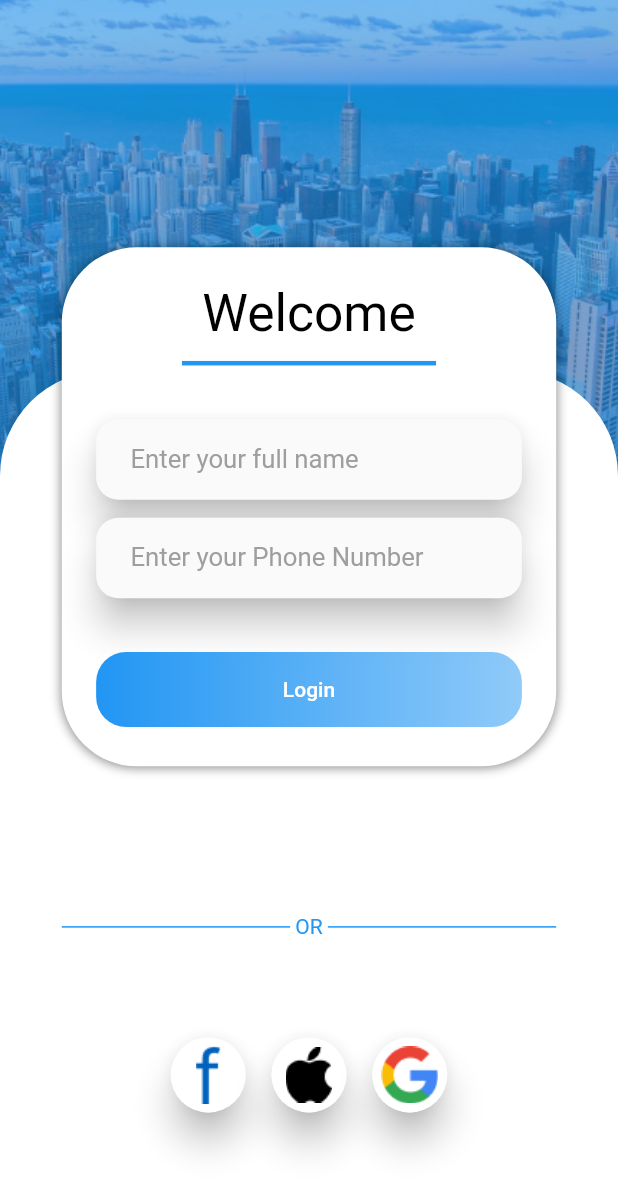
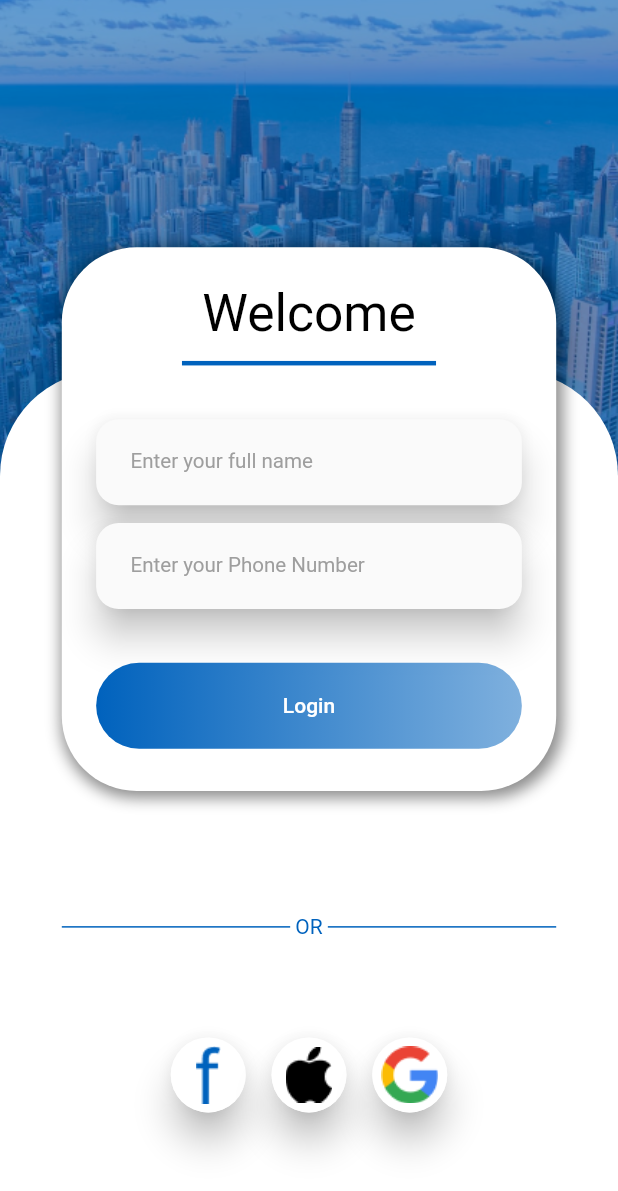
Before and after one commit to Mahmoud-Niazy/Magdsoft_task, a Flutter app: the screen it shows after launch, on a phone screen of 412 x 824 dp. Shown: the top 1191 px of the screen. Run offline on Flutter 3.47's test engine with Material 2 defaults, Android fonts, the phone set to English and light mode, and no system bars; our stand-ins replace animated_bottom_navigation_bar, bloc, dio, flutter_bloc, flutter_screenutil, flutter_translate and 4 more; network calls fail; Roboto replaces fonts that are missing (cairo).

Commit message:
'finish'

```diff
--- /dev/null
+++ b/lib/app_words/app_words.dart
@@ -0,0 +1,24 @@
+
+abstract class AppWords{
+  static const String welcome = 'Welcome';
+  static const String enterName = 'Enter your full name';
+  static const String youMustEnterName = 'You must enter you name';
+  static const String enterPhone = 'Enter your Phone Number';
+  static const String youMustEnterPhone = 'You must enter you phone';
+  static const String or = 'OR';
+  static const String phoneNumbermustbe11 = 'Phone number must be 11 numbers';
+  static const String login = 'Login';
+  static const String verifyPhone = 'Verify Phone';
+  static const String resendCode = 'Resend Code';
+  static const String verify = 'Verify';
+  static const String help = 'Help';
+  static const String continue_ = 'Continue';
+  static const String recomendedForYou = 'Recomended for you';
+  static const String search = 'Search' ;
+  static const String price = 'Price';
+  static const String addToCart = 'Add To Cart';
+  static const String overView = 'OverView';
+  static const String specification = 'Specification';
+  static const String review = 'Review';
+
+}
--- a/lib/presentation/app_asset/app_asset.dart
+++ b/lib/presentation/app_asset/app_asset.dart
@@ -10,5 +10,6 @@ class AppAsset {
   static const googleImage = 'assets/images/Google__G__Logo 1.png';
   static const facebookImage = 'assets/images/f.png';
   static const acerLogo = 'assets/images/acer-logo-0 1.png';
+  static const splashBackground = 'assets/images/backgrundsplash.png';
 
 }
--- a/lib/presentation/screens/shared/login/widgets/container_for_login_in_login_screen.dart
+++ b/lib/presentation/screens/shared/login/widgets/container_for_login_in_login_screen.dart
@@ -1,6 +1,7 @@
 import 'package:flutter/material.dart';
 import 'package:flutter_bloc/flutter_bloc.dart';
 import 'package:flutter_screenutil/flutter_screenutil.dart';
+import 'package:magdsoft_flutter_structure/app_words/app_words.dart';
 import 'package:magdsoft_flutter_structure/presentation/styles/shadow.dart';
 import '../../../../../business_logic/global_cubit/global_cubit.dart';
 import '../../../../../functions/navigation.dart';
@@ -26,11 +27,12 @@ class ContainerForLoginInLoginScreen extends StatelessWidget{
   Widget build(BuildContext context) {
     return Positioned(
       top: MediaQuery.of(context).size.height * .2,
-      bottom: MediaQuery.of(context).size.height * .38,
+      bottom: MediaQuery.of(context).size.height * .36,
       left: MediaQuery.of(context).size.width * .1,
       right: MediaQuery.of(context).size.width * .1,
       child: SizedBox(
-        width: double.infinity,
+        width: 372.w,
+        height: 345.h,
         child: Container(
           padding: EdgeInsets.symmetric(
             horizontal: 20.w,
@@ -50,8 +52,10 @@ class ContainerForLoginInLoginScreen extends StatelessWidget{
               child: Column(
                 children: [
                   Text(
-                    'Welcome',
-                    style: AppTextStyle.label30,
+                    AppWords.welcome,
+                    style: AppTextStyle.label30.copyWith(
+                      height: 0,
+                    ),
                   ),
                   SizedBox(
                     height: 10.h,
@@ -68,11 +72,11 @@ class ContainerForLoginInLoginScreen extends StatelessWidget{
                   ),
                   BuildTextFormField(
                     radius: 15,
-                    label: 'Enter your full name',
+                    label: AppWords.enterName,
                     controller: nameController,
                     validation: (value) {
                       if (value!.isEmpty) {
-                        return 'You must enter you name';
+                        return AppWords.youMustEnterName;
                       }
                       return null;
                     },
@@ -83,14 +87,14 @@ class ContainerForLoginInLoginScreen extends StatelessWidget{
                   BuildTextFormField(
                     type: TextInputType.phone,
                     radius: 15,
-                    label: 'Enter your Phone Number',
+                    label: AppWords.enterPhone,
                     controller: phoneController,
                     validation: (value) {
                       if (value!.isEmpty) {
-                        return 'You must enter you phone';
+                        return AppWords.youMustEnterPhone;
                       }
                       if (value.length != 11) {
-                        return 'Phone number must be 11 numbers';
+                        return AppWords.phoneNumbermustbe11;
                       }
                       return null;
                     },
@@ -122,6 +126,8 @@ class ContainerForLoginInLoginScreen extends StatelessWidget{
                         return const CustomCircularProgressIndicator();
                       } else {
                         return BuildButton(
+                          height: 48,
+                          border: 50,
                           onPressed: () {
                             if (formKey.currentState!.validate()) {
                               GlobalCubit.get(context).userLogin(
@@ -132,7 +138,7 @@ class ContainerForLoginInLoginScreen extends StatelessWidget{
                               );
                             }
                           },
-                          label: 'Login',
+                          label: AppWords.login,
                         );
                       }
                     },
--- a/lib/presentation/styles/app_text_style.dart
+++ b/lib/presentation/styles/app_text_style.dart
@@ -6,7 +6,6 @@ class AppTextStyle{
 
   //Welcome in Login Screen
   //Verify Phone in Otp Screen
-  //Help in Help Screen
   // product name
   static TextStyle label30 = TextStyle(
     fontSize: 30.sp,
@@ -16,8 +15,15 @@ class AppTextStyle{
   // title in ExpansionTile
   // Recomended for you in Home Screen
   //Acer Official Store in Product Details Screen
+  // Text Buttons
   static TextStyle label20 = TextStyle(
     fontSize: 20.sp,
+    color: Colors.blue,
+  );
+
+  //Help in Help Screen
+  static TextStyle label17 = TextStyle(
+    fontSize: 17.sp,
     color: Colors.blue,
   );
 
@@ -39,7 +45,6 @@ class AppTextStyle{
     color: Colors.black,
   );
 
-  // Text Buttons
   // product type
   //  Price EGP in Product Details Screen
   static TextStyle label18 = TextStyle(
@@ -54,7 +59,7 @@ class AppTextStyle{
   );
 
   static TextStyle textFormFieldTextStle = TextStyle(
-    fontSize: 15.sp,
+    fontSize: 12.sp,
     color: Colors.grey,
   );
 }
--- a/lib/presentation/styles/colors.dart
+++ b/lib/presentation/styles/colors.dart
@@ -2,7 +2,7 @@ import 'package:flutter/material.dart';
 
 class AppColor{
   static const Color white = Color(0xFFFFFFFF);
-  static const mainColor = Colors.blue;
+  static const mainColor = Color(0xff0062BD);
   static const Color black = Colors.black;
   static const Color lightBlack = Colors.black45;
   static const Color grey = Colors.grey;
--- a/lib/presentation/styles/shadow.dart
+++ b/lib/presentation/styles/shadow.dart
@@ -3,6 +3,7 @@ import 'colors.dart';
 
 BoxShadow boxShadow = const BoxShadow(
   color: AppColor.lightBlack,
-  offset: Offset(0.0, 1.0),
-  blurRadius: 5.0,
+  offset: Offset(2,2),
+  blurRadius: 8.0,
+  spreadRadius: 2,
 );
--- a/lib/presentation/widget/custom_button.dart
+++ b/lib/presentation/widget/custom_button.dart
@@ -1,4 +1,5 @@
 import 'package:flutter/material.dart';
+import 'package:flutter_screenutil/flutter_screenutil.dart';
 import 'package:magdsoft_flutter_structure/presentation/styles/colors.dart';
 
 class BuildButton extends StatelessWidget {
@@ -8,7 +9,7 @@ class BuildButton extends StatelessWidget {
   final String label;
   final double? border ;
 
-   const BuildButton({Key? key,
+    const BuildButton({Key? key,
     required this.onPressed,
     this.height = 50,
     this.width = double.infinity,
@@ -19,12 +20,12 @@ class BuildButton extends StatelessWidget {
   @override
   Widget build(BuildContext context) {
     return Container(
-      height: height,
-      width: width,
+      height: height.h,
+      width: width.w,
 
       decoration: BoxDecoration(
         gradient: AppColor.mixWhiteAndBlueColorsForButtons,
-        borderRadius: BorderRadius.circular(border!),
+        borderRadius: BorderRadius.circular(border!.r),
       ),
       child: MaterialButton(
         onPressed: onPressed,
--- a/lib/presentation/widget/custom_text_form_field.dart
+++ b/lib/presentation/widget/custom_text_form_field.dart
@@ -25,7 +25,7 @@ class BuildTextFormField extends StatelessWidget {
       elevation: 10,
       borderRadius: BorderRadius.circular(radius),
       child: Container(
-        height: 45.h,
+        height: 48.h,
         padding: EdgeInsets.only(
           left: 10.w,
         ),
--- a/lib/presentation/widget/text_button.dart
+++ b/lib/presentation/widget/text_button.dart
@@ -21,7 +21,7 @@ class BuildTextButton extends StatelessWidget {
       onPressed: onPressed,
       child: Text(
         label,
-        style: AppTextStyle.label18.copyWith(
+        style: AppTextStyle.label20.copyWith(
           color: color ?? AppColor.mainColor,
         ),
       ),
--- a/pubspec.yaml
+++ b/pubspec.yaml
@@ -85,6 +85,7 @@ flutter:
     - assets/images/test.png
     - assets/images/f.png
     - assets/images/acer-logo-0 1.png
+    - assets/images/backgrundsplash.png
     - assets/i18n/
 
   # An image asset can refer to one or more resolution-specific "variants", see
```
Also changed, not shown: lib/presentation/screens/shared/help/widgets/help_screen_body.dart (+5 -3 lines), lib/presentation/screens/shared/otp/widgets/otp_screen_body.dart (+5 -3 lines), lib/presentation/screens/shared/splash/splash_screen.dart (+15 -17 lines), lib/presentation/screens/user/home/widgets/grid_view_item.dart (+9 -2 lines), lib/presentation/screens/user/home/widgets/home_screen_body.dart (+29 -15 lines), lib/presentation/screens/user/product_details_screen/widgets/product_details_screen_body.dart (+6 -5 lines), assets/images/backgrundsplash.png (added).
